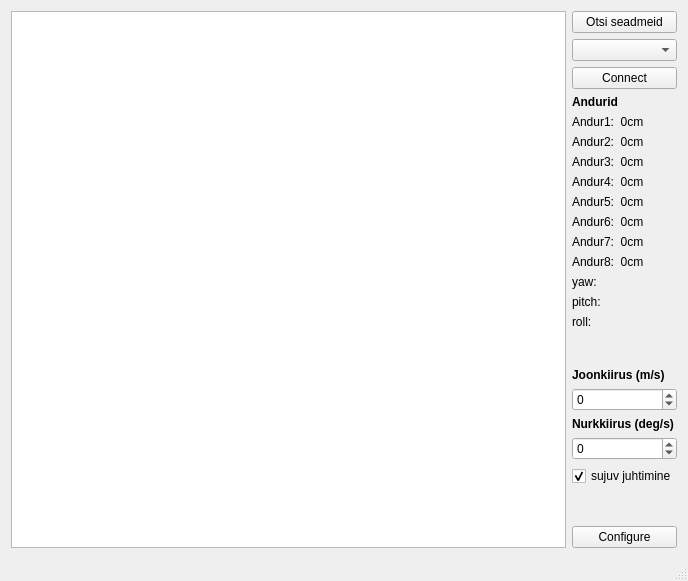
TalTechRobotiklubi/Follower, file Software/Remote/FollowerRemote/followerui.ui: the form before one commit.
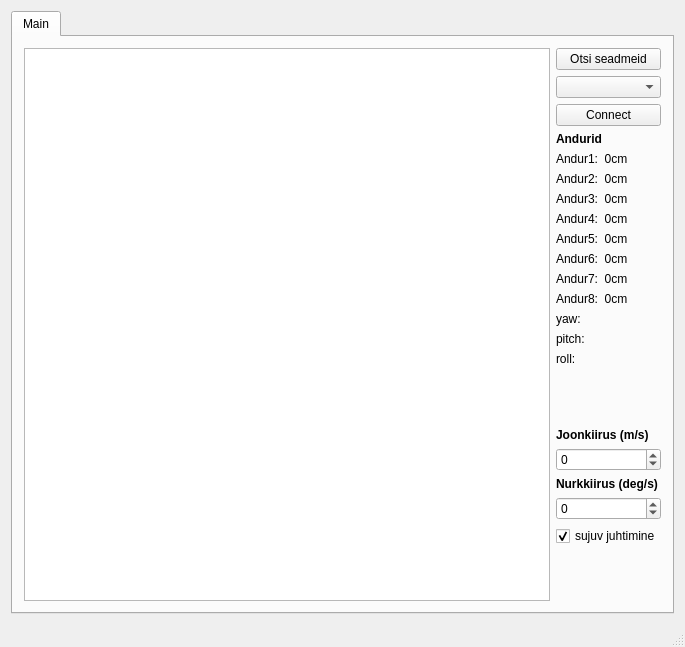
The form after the commit.

Commit message:
Refactor Configure into a tab Refactors the Configure object to be displayed in a tab in the main program. followerui class was given an appropriate conf_ var. The setup_pid_config() function is called during followerui construction. conf_ is cleaned up on window close.
Configure itself now has a button and functions to start and
stop logging. It will also display the name of the active
file during logging.

Patch:
```diff
--- a/Software/Remote/FollowerRemote/followerui.ui
+++ b/Software/Remote/FollowerRemote/followerui.ui
@@ -9,8 +9,8 @@
    <rect>
     <x>0</x>
     <y>0</y>
-    <width>688</width>
-    <height>581</height>
+    <width>685</width>
+    <height>647</height>
    </rect>
   </property>
   <property name="windowTitle">
@@ -18,7 +18,17 @@
   </property>
   <widget class="QWidget" name="centralWidget">
    <layout class="QGridLayout" name="gridLayout">
-    <item row="0" column="1">
+    <item row="0" column="0">
+     <widget class="QTabWidget" name="tabWidget">
+      <property name="currentIndex">
+       <number>0</number>
+      </property>
+      <widget class="QWidget" name="tabMain">
+       <attribute name="title">
+        <string>Main</string>
+       </attribute>
+       <layout class="QHBoxLayout" name="horizontalLayout_2">
+        <item>
      <layout class="QHBoxLayout" name="horizontalLayout">
       <item>
        <widget class="QGraphicsView" name="graphicsView"/>
@@ -223,16 +233,13 @@
           </property>
          </spacer>
         </item>
-        <item>
-         <widget class="QPushButton" name="pushButton">
-          <property name="text">
-           <string>Configure</string>
-          </property>
-         </widget>
+           </layout>
         </item>
        </layout>
       </item>
      </layout>
+      </widget>
+     </widget>
     </item>
    </layout>
   </widget>
```
Lines whose indentation alone changed are shown as unchanged. The commit also changes 5 other files.
